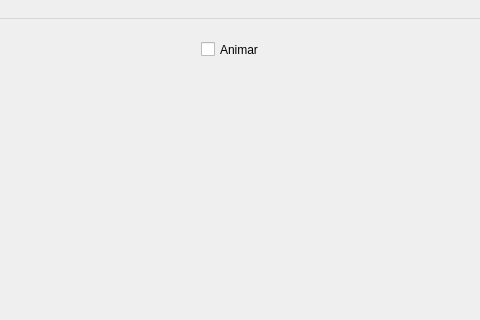
Before: the Qt Designer form include/mainwindow.ui in lusabar/ValoresInstantaneos, drawn with Qt 5; both pictures show x 669 to 1149 and y 0 to 320 of the 1280 by 720 pixel window.
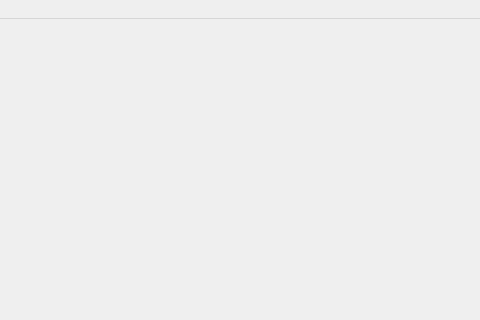
After: the same form once the commit is applied. Custom widgets are drawn as their Qt base class.

Commit message: Removes animation functionality

```diff
--- a/include/mainwindow.ui
+++ b/include/mainwindow.ui
@@ -267,19 +267,6 @@
      </property>
     </widget>
    </widget>
-   <widget class="QCheckBox" name="animate">
-    <property name="geometry">
-     <rect>
-      <x>870</x>
-      <y>20</y>
-      <width>79</width>
-      <height>21</height>
-     </rect>
-    </property>
-    <property name="text">
-     <string>Animar</string>
-    </property>
-   </widget>
    <zorder>groupBox</zorder>
    <zorder>sine</zorder>
    <zorder>liss</zorder>
```
Left out of the diff: 1 changed line with no effect on the pictures. The commit also changes 1 other file.
